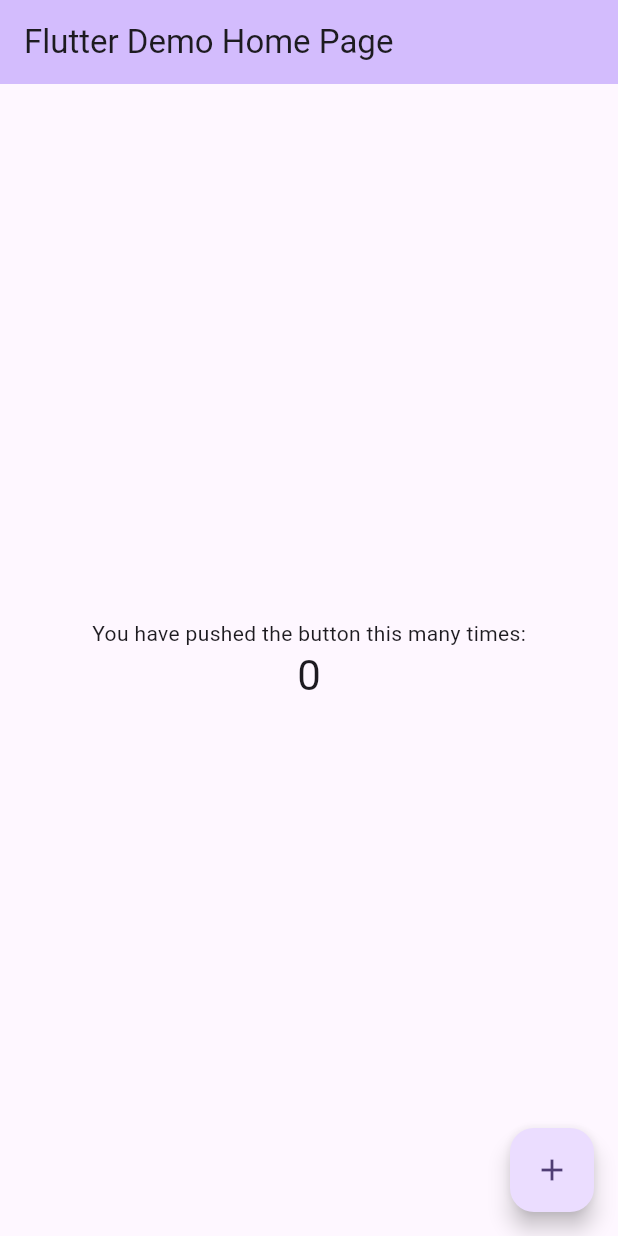
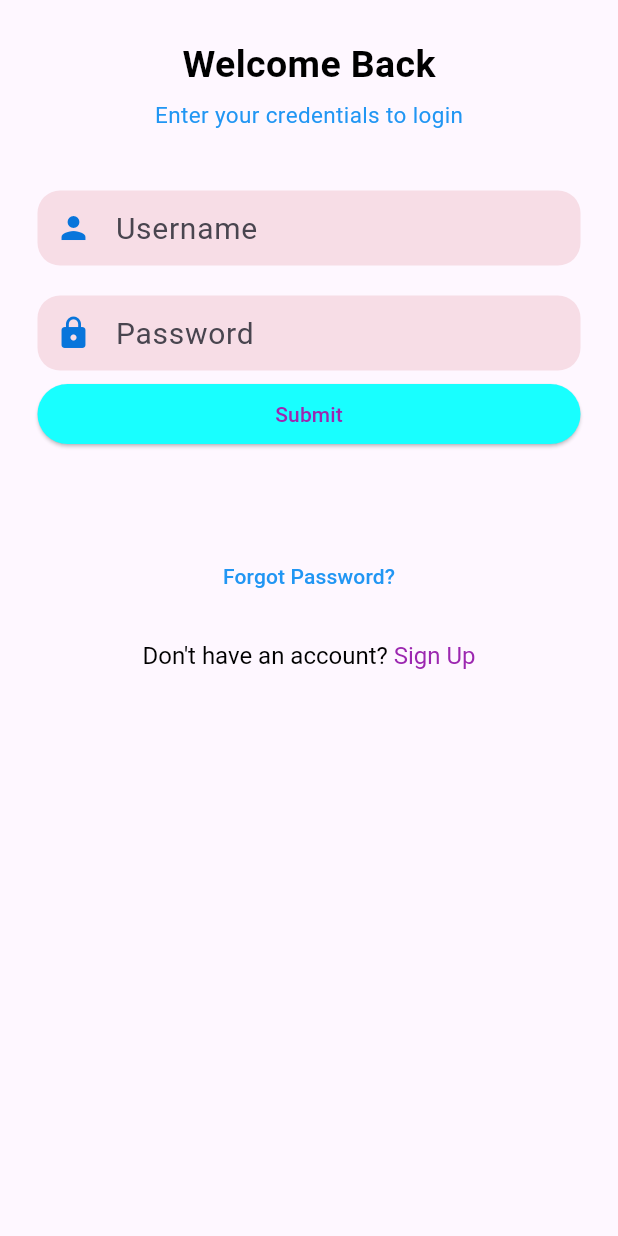
Before and after one commit to Shahalanushri/registration, a Flutter app: the screen it shows after launch, on a phone screen of 412 x 824 dp. Run offline on Flutter 3.47's test engine with Material 3 defaults, Android fonts, the phone set to English and light mode, and no system bars; our stand-ins replace firebase_core; accounts and stored records are empty.

Commit message:
loginpage

```diff
--- /dev/null
+++ b/lib/login.dart
@@ -0,0 +1,134 @@
+import 'package:flutter/gestures.dart';
+import 'package:flutter/material.dart';
+
+import 'package:registration/signup.dart';
+
+class Login extends StatelessWidget {
+  const Login({super.key});
+
+  @override
+  Widget build(BuildContext context) {
+    return Scaffold(
+      body: Center(
+        child: Padding(
+          padding: const EdgeInsets.all(25.0),
+          child: Column(
+            spacing: 5,
+            children: [
+              const Text(
+                "Welcome Back",
+                style: TextStyle(
+                    color: Colors.black,
+                    fontSize: 25,
+                    fontWeight: FontWeight.bold),
+              ),
+              Text(
+                "Enter your credentials to login",
+                style: TextStyle(
+                  color: Colors.blue,
+                  fontSize: 15,
+                ),
+              ),
+              SizedBox(
+                height: 30,
+              ),
+              TextField(
+                decoration: InputDecoration(
+                  filled: true,
+                  fillColor: const Color.fromARGB(255, 247, 221, 230),
+                  prefixIcon: Icon(
+                    Icons.person,
+                    color: const Color.fromARGB(255, 8, 117, 219),
+                  ),
+                  hintText: "Username",
+                  contentPadding: EdgeInsets.only(left: 10, top: 10, bottom: 10),
+                  enabledBorder: OutlineInputBorder(
+                    borderRadius: BorderRadius.circular(15),
+                    borderSide: BorderSide.none,
+                  ),
+                  focusedBorder: OutlineInputBorder(
+                    borderRadius: BorderRadius.circular(15),
+                    borderSide: BorderSide.none,
+                  ),
+                ),
+                style: TextStyle(fontSize: 20),
+              ),
+              SizedBox(height: 10),
+              TextField(
+                decoration: InputDecoration(
+                  filled: true,
+                  fillColor: const Color.fromARGB(255, 247, 221, 230),
+                  prefixIcon: Icon(
+                    Icons.lock,
+                    color: const Color.fromARGB(255, 8, 117, 219),
+                  ),
+                  hintText: "Password",
+                  contentPadding: EdgeInsets.only(left: 10, top: 10, bottom: 10),
+                  enabledBorder: OutlineInputBorder(
+                    borderRadius: BorderRadius.circular(15),
+                    borderSide: BorderSide.none,
+                  ),
+                  focusedBorder: OutlineInputBorder(
+                    borderRadius: BorderRadius.circular(15),
+                    borderSide: BorderSide.none,
+                  ),
+                ),
+                style: TextStyle(fontSize: 20),
+                obscureText: true, // Hide password text
+              ),
+              ElevatedButton(
+                style: ElevatedButton.styleFrom(
+                    backgroundColor: Colors.cyanAccent, fixedSize: Size(400, 40)),
+                onPressed: () {},
+                child: Text(
+                  "Submit",
+                  style: TextStyle(color: Colors.purple),
+                ),
+              ),
+              SizedBox(height: 50),
+              // Forgot Password link
+              TextButton(
+                onPressed: () {
+                  // Here you can implement the password reset logic
+                  // For example, navigating to a "Forgot Password" screen
+                  // Navigator.push(context, MaterialPageRoute(builder: (_) => ForgotPasswordScreen()));
+                },
+                child: Text(
+                  "Forgot Password?",
+                  style: TextStyle(color: Colors.blue),
+                ),
+              ),
+              // Don't have an account? Sign Up link
+              TextButton(
+                onPressed: () {
+                  // Navigate to Sign Up screen or show the sign-up flow
+                  // Navigator.push(context, MaterialPageRoute(builder: (_) => SignUpScreen()));
+                },
+                child:RichText(
+                text: TextSpan(
+                  style: TextStyle(fontSize: 16, color: Colors.black), // Default text style
+                  children: [
+                    TextSpan(
+                      text: "Don't have an account? ",
+                      style: TextStyle(color: Colors.black), // Black color for "Don't have an account?"
+                    ),
+                    TextSpan(
+                      text: "Sign Up",
+                      style: TextStyle(color: Colors.purple), // Purple color for "Sign Up"
+                      recognizer: TapGestureRecognizer()..onTap = () {
+                        // Navigate to Sign Up screen or show the sign-up flow
+                         Navigator.push(context, MaterialPageRoute(builder: (_) => Signup()));
+                      },
+
+                    ),
+                  ],
+                ),
+                )
+              ),
+            ],
+          ),
+        ),
+      ),
+    );
+  }
+}
--- a/lib/main.dart
+++ b/lib/main.dart
@@ -1,125 +1,8 @@
 import 'package:flutter/material.dart';
+import 'package:registration/login.dart';
 
 void main() {
-  runApp(const MyApp());
+  runApp(MaterialApp(
+    debugShowCheckedModeBanner: false,
+    home: Login(),));
 }
-
-class MyApp extends StatelessWidget {
-  const MyApp({super.key});
-
-  // This widget is the root of your application.
-  @override
-  Widget build(BuildContext context) {
-    return MaterialApp(
-      title: 'Flutter Demo',
-      theme: ThemeData(
-        // This is the theme of your application.
-        //
-        // TRY THIS: Try running your application with "flutter run". You'll see
-        // the application has a purple toolbar. Then, without quitting the app,
-        // try changing the seedColor in the colorScheme below to Colors.green
-        // and then invoke "hot reload" (save your changes or press the "hot
-        // reload" button in a Flutter-supported IDE, or press "r" if you used
-        // the command line to start the app).
-        //
-        // Notice that the counter didn't reset back to zero; the application
-        // state is not lost during the reload. To reset the state, use hot
-        // restart instead.
-        //
-        // This works for code too, not just values: Most code changes can be
-        // tested with just a hot reload.
-        colorScheme: ColorScheme.fromSeed(seedColor: Colors.deepPurple),
-        useMaterial3: true,
-      ),
-      home: const MyHomePage(title: 'Flutter Demo Home Page'),
-    );
-  }
-}
-
-class MyHomePage extends StatefulWidget {
-  const MyHomePage({super.key, required this.title});
-
-  // This widget is the home page of your application. It is stateful, meaning
-  // that it has a State object (defined below) that contains fields that affect
-  // how it looks.
-
-  // This class is the configuration for the state. It holds the values (in this
-  // case the title) provided by the parent (in this case the App widget) and
-  // used by the build method of the State. Fields in a Widget subclass are
-  // always marked "final".
-
-  final String title;
-
-  @override
-  State<MyHomePage> createState() => _MyHomePageState();
-}
-
-class _MyHomePageState extends State<MyHomePage> {
-  int _counter = 0;
-
-  void _incrementCounter() {
-    setState(() {
-      // This call to setState tells the Flutter framework that something has
-      // changed in this State, which causes it to rerun the build method below
-      // so that the display can reflect the updated values. If we changed
-      // _counter without calling setState(), then the build method would not be
-      // called again, and so nothing would appear to happen.
-      _counter++;
-    });
-  }
-
-  @override
-  Widget build(BuildContext context) {
-    // This method is rerun every time setState is called, for instance as done
-    // by the _incrementCounter method above.
-    //
-    // The Flutter framework has been optimized to make rerunning build methods
-    // fast, so that you can just rebuild anything that needs updating rather
-    // than having to individually change instances of widgets.
-    return Scaffold(
-      appBar: AppBar(
-        // TRY THIS: Try changing the color here to a specific color (to
-        // Colors.amber, perhaps?) and trigger a hot reload to see the AppBar
-        // change color while the other colors stay the same.
-        backgroundColor: Theme.of(context).colorScheme.inversePrimary,
-        // Here we take the value from the MyHomePage object that was created by
-        // the App.build method, and use it to set our appbar title.
-        title: Text(widget.title),
-      ),
-      body: Center(
-        // Center is a layout widget. It takes a single child and positions it
-        // in the middle of the parent.
-        child: Column(
-          // Column is also a layout widget. It takes a list of children and
-          // arranges them vertically. By default, it sizes itself to fit its
-          // children horizontally, and tries to be as tall as its parent.
-          //
-          // Column has various properties to control how it sizes itself and
-          // how it positions its children. Here we use mainAxisAlignment to
-          // center the children vertically; the main axis here is the vertical
-          // axis because Columns are vertical (the cross axis would be
-          // horizontal).
-          //
-          // TRY THIS: Invoke "debug painting" (choose the "Toggle Debug Paint"
-          // action in the IDE, or press "p" in the console), to see the
-          // wireframe for each widget.
-          mainAxisAlignment: MainAxisAlignment.center,
-          children: <Widget>[
-            const Text(
-              'You have pushed the button this many times:',
-            ),
-            Text(
-              '$_counter',
-              style: Theme.of(context).textTheme.headlineMedium,
-            ),
-          ],
-        ),
-      ),
-      floatingActionButton: FloatingActionButton(
-        onPressed: _incrementCounter,
-        tooltip: 'Increment',
-        child: const Icon(Icons.add),
-      ), // This trailing comma makes auto-formatting nicer for build methods.
-    );
-  }
-}
--- a/pubspec.yaml
+++ b/pubspec.yaml
@@ -34,6 +34,7 @@ dependencies:
   # The following adds the Cupertino Icons font to your application.
   # Use with the CupertinoIcons class for iOS style icons.
   cupertino_icons: ^1.0.8
+  firebase_core: ^3.9.0
 
 dev_dependencies:
   flutter_test:
```
Also changed, not shown: lib/signup.dart (added, +203 -0 lines), firebase.json (added), lib/firebase_options.dart (added), pubspec.lock, 6 other files.
